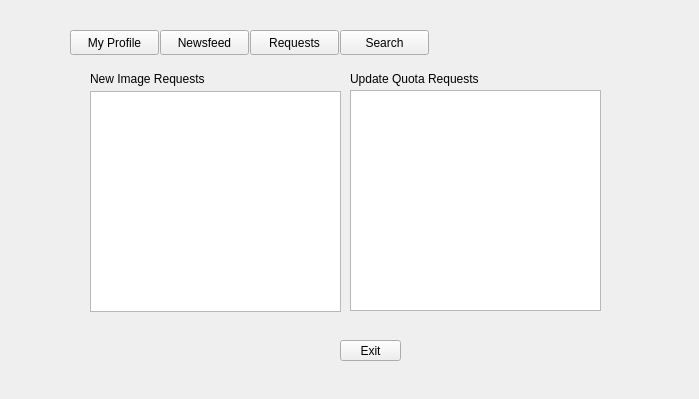
Above: home.ui from Oschart/PeerGUI before the change. Below: the same form after it.
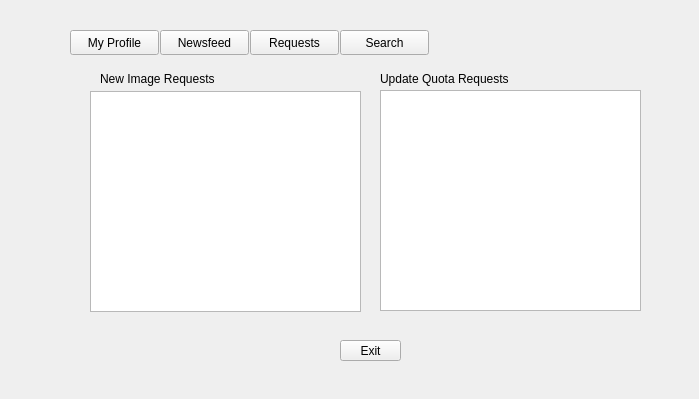
That is the form after the change.

```diff
--- a/home.ui
+++ b/home.ui
@@ -153,7 +153,7 @@
       <rect>
        <x>0</x>
        <y>31</y>
-       <width>251</width>
+       <width>271</width>
        <height>221</height>
       </rect>
      </property>
@@ -164,9 +164,9 @@
     <widget class="QListWidget" name="listWidget_2">
      <property name="geometry">
       <rect>
-       <x>260</x>
+       <x>290</x>
        <y>30</y>
-       <width>251</width>
+       <width>261</width>
        <height>221</height>
       </rect>
      </property>
@@ -177,7 +177,7 @@
     <widget class="QLabel" name="label">
      <property name="geometry">
       <rect>
-       <x>0</x>
+       <x>10</x>
        <y>10</y>
        <width>171</width>
        <height>17</height>
@@ -190,7 +190,7 @@
     <widget class="QLabel" name="label_3">
      <property name="geometry">
       <rect>
-       <x>260</x>
+       <x>290</x>
        <y>10</y>
        <width>171</width>
        <height>17</height>
```
